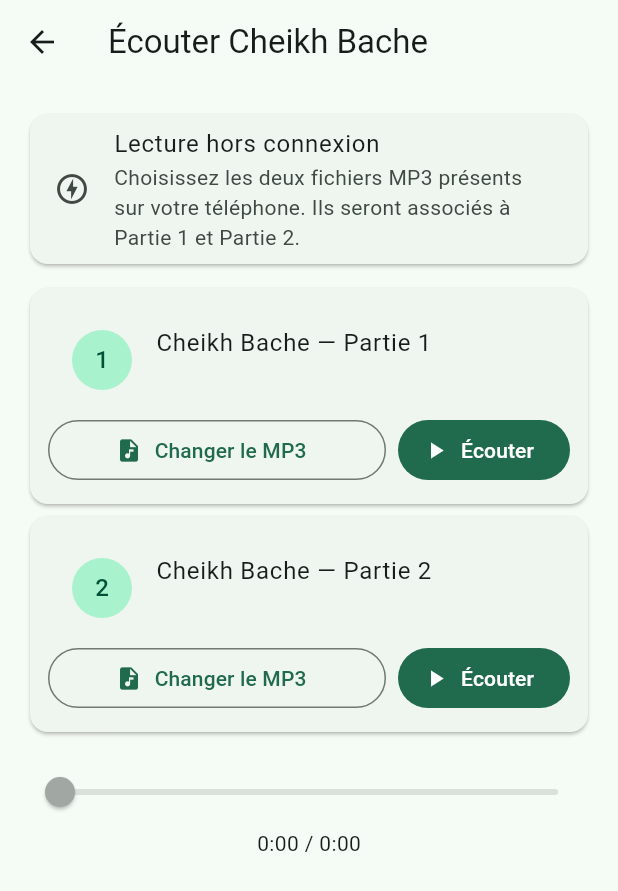
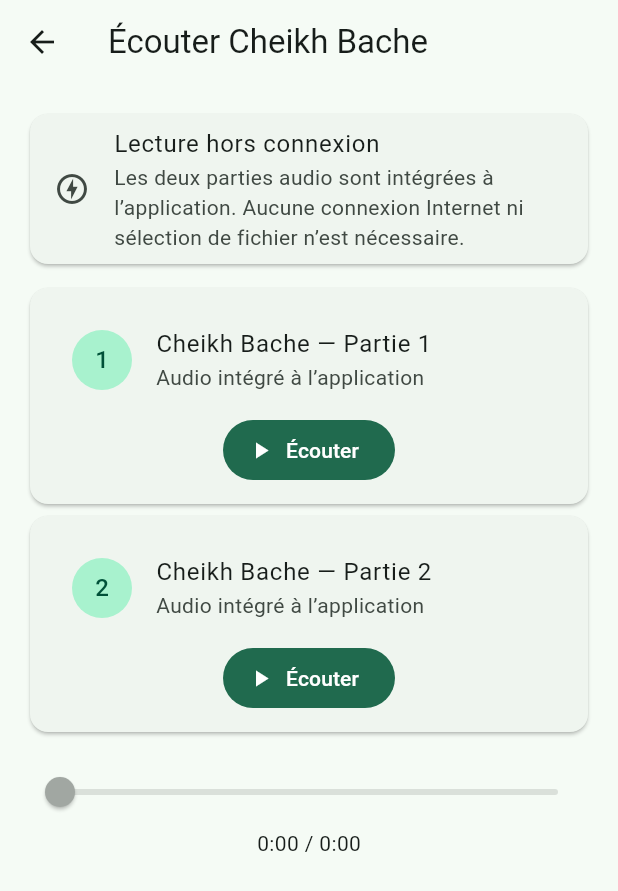
Before and after one commit to djama77/Qasida-Cayniya-, a Flutter app: the AudioPage screen opened directly, after a tap on "Écouter", on a phone screen of 412 x 824 dp. Shown: the top 891 px of the screen. Run offline on Flutter 3.47's test engine with Material 3 defaults, Android fonts, the phone set to English and light mode, and no system bars; our stand-ins replace just_audio, shared_preferences; missing offline and left inert: pdfx; accounts and stored records are empty.

Commit message:
Play bundled Qasida audio parts offline

```diff
--- a/lib/main.dart
+++ b/lib/main.dart
@@ -1,4 +1,3 @@
-import 'package:file_picker/file_picker.dart';
 import 'package:flutter/material.dart';
 import 'package:just_audio/just_audio.dart';
 import 'package:pdfx/pdfx.dart';
@@ -119,7 +118,7 @@ class _HomePageState extends State<HomePage> {
             _HomeActionCard(
               icon: Icons.headphones,
               title: 'Écouter Cheikh Bache',
-              subtitle: 'Associer puis écouter les parties 1 et 2 en MP3',
+              subtitle: 'Écouter les deux parties intégrées, même hors connexion',
               onTap: () async {
                 await Navigator.of(context).push(
                   MaterialPageRoute(builder: (_) => const AudioPage()),
@@ -143,7 +142,7 @@ class _HomePageState extends State<HomePage> {
                 leading: Icon(Icons.info_outline),
                 title: Text('Version actuelle'),
                 subtitle: Text(
-                  'PDF intégré. Les deux MP3 peuvent être choisis depuis le téléphone puis associés aux boutons Partie 1 et Partie 2.',
+                  'PDF et deux audios intégrés à l’application pour une utilisation hors connexion.',
                 ),
               ),
             ),
@@ -428,88 +427,12 @@ class AudioPage extends StatefulWidget {
 
 class _AudioPageState extends State<AudioPage> {
   final AudioPlayer player = AudioPlayer();
-  final SharedPreferencesAsync prefs = SharedPreferencesAsync();
-
-  String? part1Path;
-  String? part1Name;
-  String? part2Path;
-  String? part2Name;
   int? activePart;
 
-  @override
-  void initState() {
-    super.initState();
-    _restoreAudioSlots();
-  }
-
-  Future<void> _restoreAudioSlots() async {
-    final p1 = await prefs.getString('audio_part_1_path');
-    final n1 = await prefs.getString('audio_part_1_name');
-    final p2 = await prefs.getString('audio_part_2_path');
-    final n2 = await prefs.getString('audio_part_2_name');
-    if (!mounted) return;
-    setState(() {
-      part1Path = p1;
-      part1Name = n1;
-      part2Path = p2;
-      part2Name = n2;
-    });
-  }
-
-  Future<void> _chooseForPart(int part) async {
-    final result = await FilePicker.platform.pickFiles(type: FileType.audio);
-    final file = result?.files.single;
-    final path = file?.path;
-    if (file == null || path == null) return;
-
-    if (part == 1) {
-      await prefs.setString('audio_part_1_path', path);
-      await prefs.setString('audio_part_1_name', file.name);
-      if (!mounted) return;
-      setState(() {
-        part1Path = path;
-        part1Name = file.name;
-      });
-    } else {
-      await prefs.setString('audio_part_2_path', path);
-      await prefs.setString('audio_part_2_name', file.name);
-      if (!mounted) return;
-      setState(() {
-        part2Path = path;
-        part2Name = file.name;
-      });
-    }
-  }
-
-  Future<void> _playPart(int part) async {
-    final path = part == 1 ? part1Path : part2Path;
-    if (path == null) {
-      await _chooseForPart(part);
-      return;
-    }
-
-    try {
-      if (activePart == part && player.playing) {
-        await player.pause();
-        return;
-      }
-      if (activePart != part) {
-        await player.setFilePath(path);
-        if (!mounted) return;
-        setState(() => activePart = part);
-      }
-      await player.play();
-    } catch (_) {
-      if (!mounted) return;
-      ScaffoldMessenger.of(context).showSnackBar(
-        SnackBar(
-          content: Text(
-            'Le fichier de la Partie $part n’est plus accessible. Choisissez-le de nouveau.',
-          ),
-        ),
-      );
-    }
-  }
+  static const Map<int, String> audioAssets = {
+    1: 'cayniya cheikh bache parti 1.mp3',
+    2: 'cayniya cheikh bache parti 2.mp3',
+  };
 
   @override
   void dispose() {
@@ -517,12 +440,32 @@ class _AudioPageState extends State<AudioPage> {
     super.dispose();
   }
 
+  Future<void> _playPart(int part) async {
+    try {
+      if (activePart == part && player.playing) {
+        await player.pause();
+        return;
+      }
+      if (activePart != part) {
+        await player.setAsset(audioAssets[part]!);
+        if (!mounted) return;
+        setState(() => activePart = part);
+      }
+      await player.play();
+    } catch (error) {
+      if (!mounted) return;
+      ScaffoldMessenger.of(context).showSnackBar(
+        SnackBar(
+          content: Text('Impossible de lire la Partie $part : $error'),
+        ),
+      );
+    }
+  }
+
   Widget _audioCard({
     required int part,
     required String title,
-    required String? name,
   }) {
-    final configured = name != null;
     return Card(
       child: Padding(
         padding: const EdgeInsets.all(12),
@@ -531,19 +474,11 @@ class _AudioPageState extends State<AudioPage> {
             ListTile(
               leading: CircleAvatar(child: Text('$part')),
               title: Text(title),
-              subtitle: Text(name ?? 'Aucun MP3 associé'),
+              subtitle: const Text('Audio intégré à l’application'),
             ),
-            Row(
-              children: [
-                Expanded(
-                  child: OutlinedButton.icon(
-                    onPressed: () => _chooseForPart(part),
-                    icon: const Icon(Icons.audio_file),
-                    label: Text(configured ? 'Changer le MP3' : 'Choisir le MP3'),
-                  ),
-                ),
-                const SizedBox(width: 8),
-                StreamBuilder<bool>(
+            Align(
+              alignment: Alignment.center,
+              child: StreamBuilder<bool>(
                 stream: player.playingStream,
                 initialData: false,
                 builder: (_, snapshot) {
@@ -556,7 +491,6 @@ class _AudioPageState extends State<AudioPage> {
                   );
                 },
               ),
-              ],
             ),
           ],
         ),
@@ -576,21 +510,13 @@ class _AudioPageState extends State<AudioPage> {
               leading: Icon(Icons.offline_bolt_outlined),
               title: Text('Lecture hors connexion'),
               subtitle: Text(
-                'Choisissez les deux fichiers MP3 présents sur votre téléphone. Ils seront associés à Partie 1 et Partie 2.',
+                'Les deux parties audio sont intégrées à l’application. Aucune connexion Internet ni sélection de fichier n’est nécessaire.',
               ),
             ),
           ),
           const SizedBox(height: 8),
-          _audioCard(
-            part: 1,
-            title: 'Cheikh Bache — Partie 1',
-            name: part1Name,
-          ),
-          _audioCard(
-            part: 2,
-            title: 'Cheikh Bache — Partie 2',
-            name: part2Name,
-          ),
+          _audioCard(part: 1, title: 'Cheikh Bache — Partie 1'),
+          _audioCard(part: 2, title: 'Cheikh Bache — Partie 2'),
           const SizedBox(height: 12),
           StreamBuilder<Duration>(
             stream: player.positionStream,
@@ -616,9 +542,7 @@ class _AudioPageState extends State<AudioPage> {
                             )
                         : null,
                   ),
-                  Text(
-                    '${_format(position)} / ${_format(duration)}',
-                  ),
+                  Text('${_format(position)} / ${_format(duration)}'),
                 ],
               );
             },
```
Lines whose indentation alone changed are shown as unchanged.
